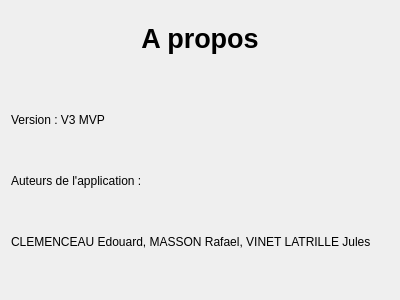
jvlatrille/LecteurDiaporama, file v3MVP_CLEMENCEAU_MASSON_VINET_TP4/code/apropos.ui: the form before one commit.
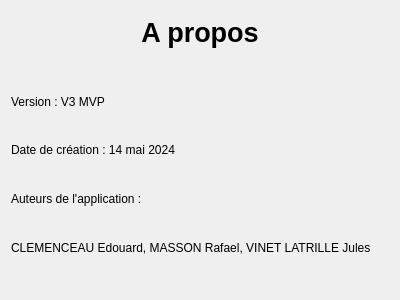
The form after the commit.

```diff
--- a/v3MVP_CLEMENCEAU_MASSON_VINET_TP4/code/apropos.ui
+++ b/v3MVP_CLEMENCEAU_MASSON_VINET_TP4/code/apropos.ui
@@ -55,6 +55,13 @@
        </property>
       </widget>
      </item>
+     <item>
+      <widget class="QLabel" name="label_5">
+       <property name="text">
+        <string>Date de création : 14 mai 2024</string>
+       </property>
+      </widget>
+     </item>
      <item>
       <widget class="QLabel" name="label_2">
        <property name="text">
```
